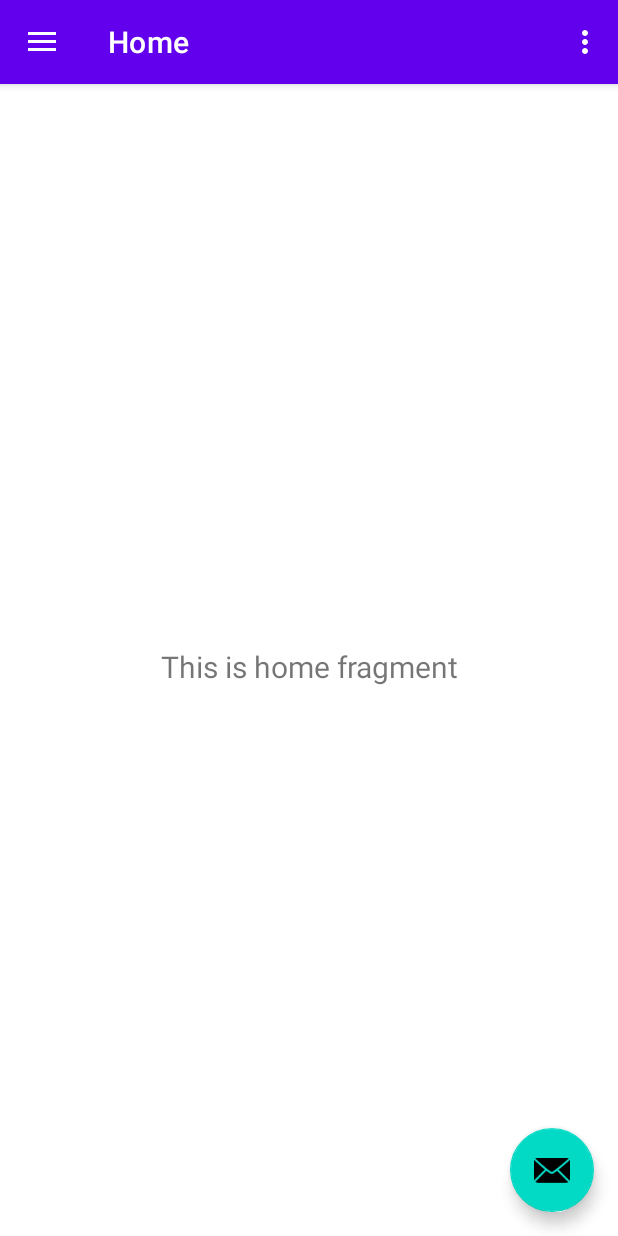
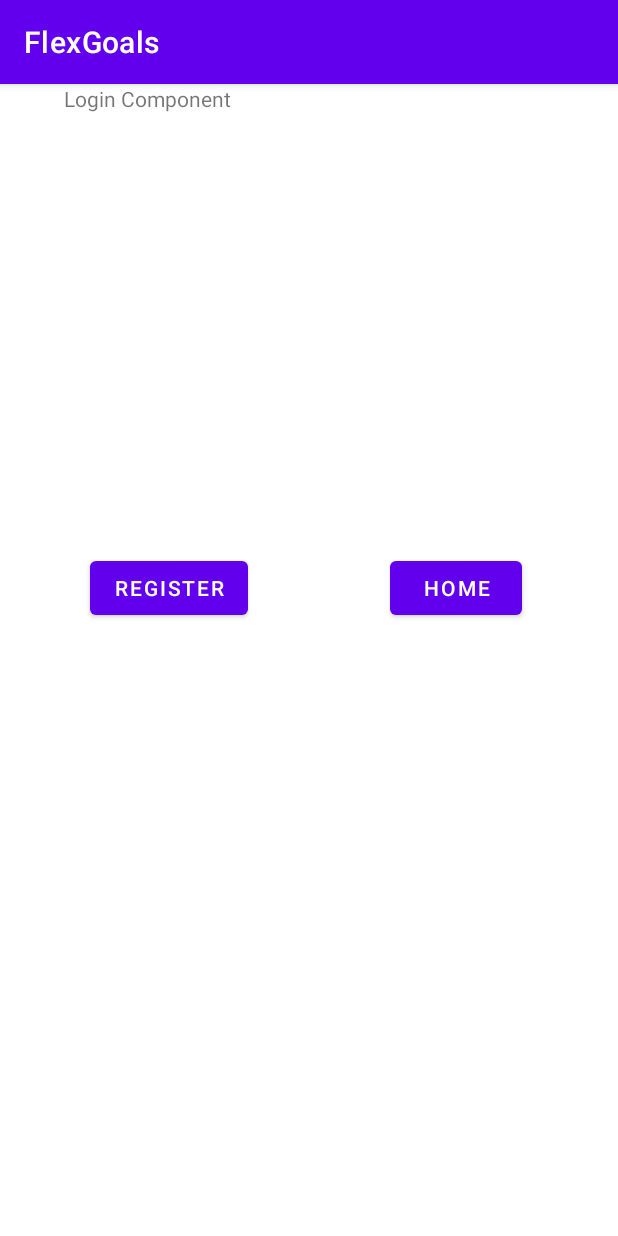
Before and after one commit to Adsel/FlexGoals, an Android app: the screen it shows after launch (MainActivity before the commit, LoginActivity after it), on a phone screen of 412 x 824 dp. Run offline under Robolectric (Android 15) with nearby library versions, the phone set to English and light mode, and no system bars; our stand-ins replace navigation-ui.

Commit message:
Simple navigation has been added.

```diff
--- a/app/src/main/AndroidManifest.xml
+++ b/app/src/main/AndroidManifest.xml
@@ -9,6 +9,8 @@
         android:roundIcon="@mipmap/ic_launcher_round"
         android:supportsRtl="true"
         android:theme="@style/Theme.FlexGoals">
+        <activity android:name=".ui.auth.RegisterActivity"></activity>
+        <activity android:name=".ui.auth.LoginActivity" />
         <activity
             android:name=".MainActivity"
             android:label="@string/app_name"
--- a/app/src/main/java/pl/artsit/flexgoals/MainActivity.java
+++ b/app/src/main/java/pl/artsit/flexgoals/MainActivity.java
@@ -1,13 +1,12 @@
 package pl.artsit.flexgoals;
 
+import android.content.Intent;
 import android.os.Bundle;
 import android.view.View;
 import android.view.Menu;
-
 import com.google.android.material.floatingactionbutton.FloatingActionButton;
 import com.google.android.material.snackbar.Snackbar;
 import com.google.android.material.navigation.NavigationView;
-
 import androidx.navigation.NavController;
 import androidx.navigation.Navigation;
 import androidx.navigation.ui.AppBarConfiguration;
@@ -16,14 +15,19 @@ import androidx.drawerlayout.widget.DrawerLayout;
 import androidx.appcompat.app.AppCompatActivity;
 import androidx.appcompat.widget.Toolbar;
 
+import pl.artsit.flexgoals.ui.auth.LoginActivity;
+
 public class MainActivity extends AppCompatActivity {
 
     private AppBarConfiguration mAppBarConfiguration;
+    public static boolean isUser = false;
 
     @Override
     protected void onCreate(Bundle savedInstanceState) {
         super.onCreate(savedInstanceState);
         setContentView(R.layout.activity_main);
+
+        if(MainActivity.isUser) {
             Toolbar toolbar = findViewById(R.id.toolbar);
             setSupportActionBar(toolbar);
             FloatingActionButton fab = findViewById(R.id.fab);
@@ -45,6 +49,10 @@ public class MainActivity extends AppCompatActivity {
             NavController navController = Navigation.findNavController(this, R.id.nav_host_fragment);
             NavigationUI.setupActionBarWithNavController(this, navController, mAppBarConfiguration);
             NavigationUI.setupWithNavController(navigationView, navController);
+        } else {
+            Intent intent = new Intent(getApplicationContext(), LoginActivity.class);
+            startActivity(intent);
+        }
     }
 
     @Override
--- /dev/null
+++ b/app/src/main/java/pl/artsit/flexgoals/ui/auth/LoginActivity.java
@@ -0,0 +1,39 @@
+package pl.artsit.flexgoals.ui.auth;
+
+import androidx.appcompat.app.AppCompatActivity;
+import android.content.Intent;
+import android.os.Bundle;
+import android.view.View;
+import android.widget.Button;
+
+import pl.artsit.flexgoals.MainActivity;
+import pl.artsit.flexgoals.R;
+
+public class LoginActivity extends AppCompatActivity {
+
+    @Override
+    protected void onCreate(Bundle savedInstanceState) {
+        super.onCreate(savedInstanceState);
+        setContentView(R.layout.activity_login);
+
+
+        Button buttonRegister = findViewById(R.id.registerBtn);
+        buttonRegister.setOnClickListener(new View.OnClickListener(){
+            @Override
+            public void onClick(View view) {
+                Intent intent = new Intent(getApplicationContext(), RegisterActivity.class);
+                startActivity(intent);
+            }
+        });
+
+        Button buttonHome = findViewById(R.id.homeBtn);
+        buttonHome.setOnClickListener(new View.OnClickListener(){
+            @Override
+            public void onClick(View view) {
+                MainActivity.isUser = true;
+                Intent intent = new Intent(getApplicationContext(), MainActivity.class);
+                startActivity(intent);
+            }
+        });
+    }
+}
--- /dev/null
+++ b/app/src/main/res/layout/activity_login.xml
@@ -0,0 +1,38 @@
+<?xml version="1.0" encoding="utf-8"?>
+<androidx.constraintlayout.widget.ConstraintLayout xmlns:android="http://schemas.android.com/apk/res/android"
+    xmlns:app="http://schemas.android.com/apk/res-auto"
+    xmlns:tools="http://schemas.android.com/tools"
+    android:layout_width="match_parent"
+    android:layout_height="match_parent"
+    tools:context=".ui.auth.LoginActivity">
+
+    <TextView
+        android:id="@+id/identyficator"
+        android:layout_width="369dp"
+        android:layout_height="435dp"
+        android:text="Login Component"
+        app:layout_constraintEnd_toEndOf="parent"
+        app:layout_constraintTop_toTopOf="parent" />
+
+    <Button
+        android:id="@+id/registerBtn"
+        android:layout_width="wrap_content"
+        android:layout_height="wrap_content"
+        android:layout_marginStart="60dp"
+        android:layout_marginLeft="60dp"
+        android:layout_marginTop="312dp"
+        android:text="Register"
+        app:layout_constraintStart_toStartOf="parent"
+        app:layout_constraintTop_toTopOf="parent" />
+
+    <Button
+        android:id="@+id/homeBtn"
+        android:layout_width="wrap_content"
+        android:layout_height="wrap_content"
+        android:layout_marginTop="312dp"
+        android:layout_marginEnd="64dp"
+        android:layout_marginRight="64dp"
+        android:text="HOME"
+        app:layout_constraintEnd_toEndOf="parent"
+        app:layout_constraintTop_toTopOf="parent" />
+</androidx.constraintlayout.widget.ConstraintLayout>
```
Also changed, not shown: app/src/main/java/pl/artsit/flexgoals/ui/auth/RegisterActivity.java (added, +15 -0 lines), app/src/main/res/layout/activity_register.xml (added, +16 -0 lines). Lines whose indentation alone changed are shown as unchanged.
